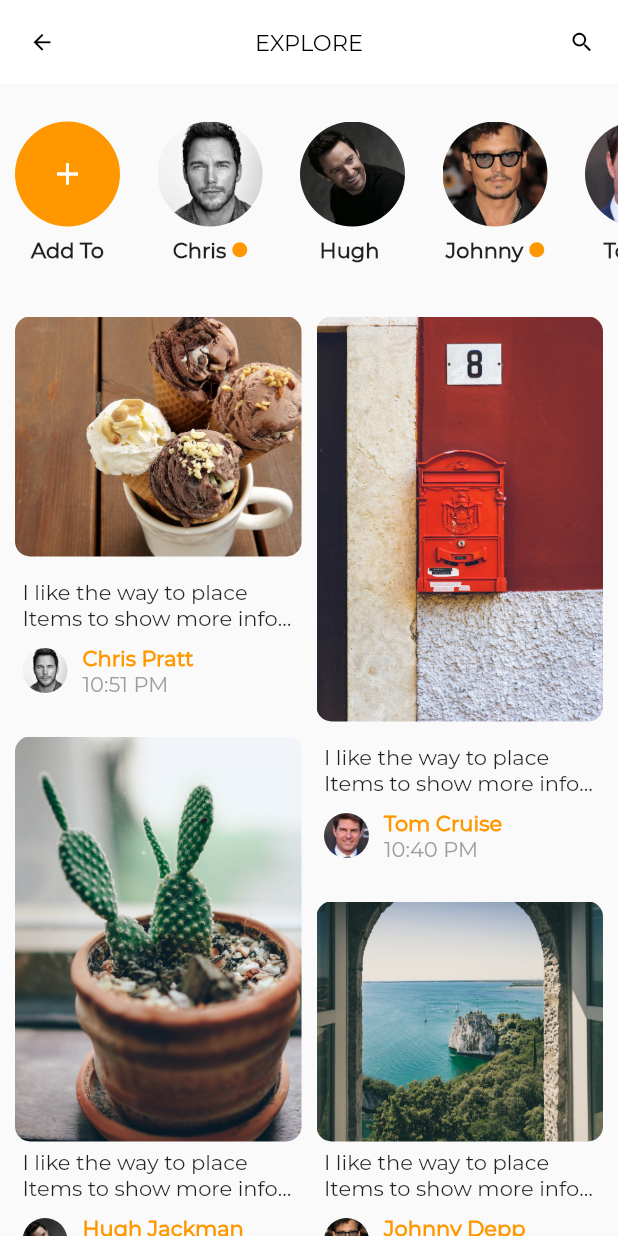
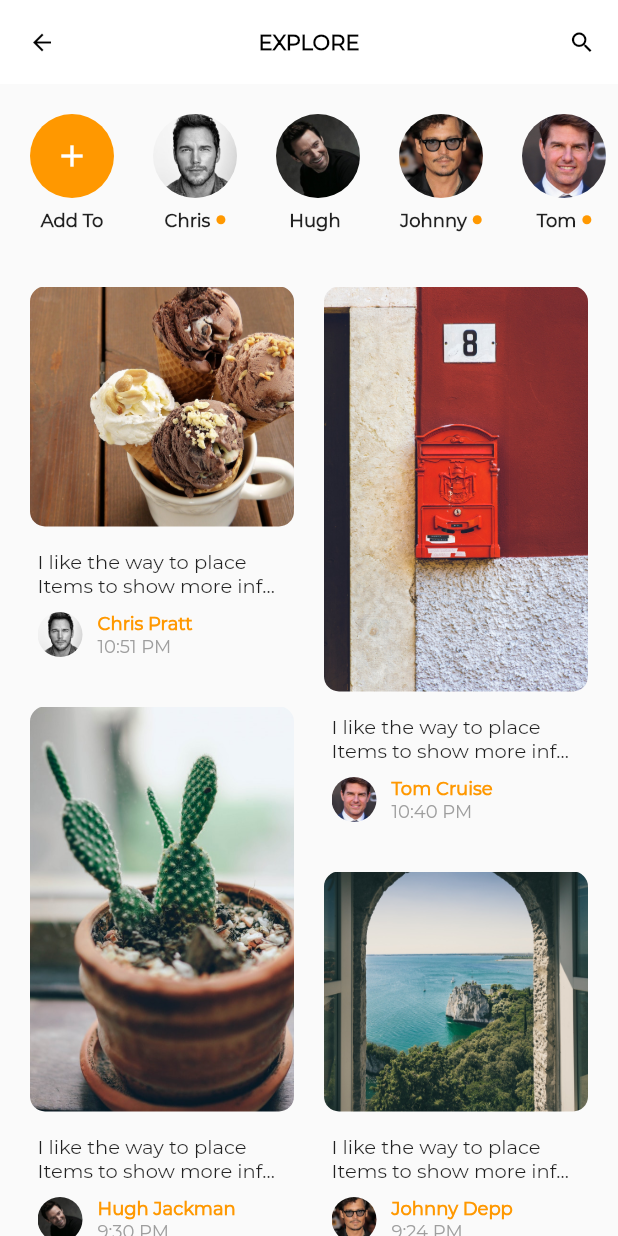
Before and after one commit to VLEIX/CleanDesigns, a Flutter app: the Minimal screen opened directly, on a phone screen of 412 x 824 dp. Run offline on Flutter 3.47's test engine with Material 2 defaults, Android fonts, the phone set to English and light mode, and no system bars; project files that could hold a hidden picture were left out.

Commit message:
new measures

```diff
--- a/lib/minimal.dart
+++ b/lib/minimal.dart
@@ -15,7 +15,8 @@ class _MinimalState extends State<Minimal> {
         title: Text('EXPLORE',
             style: TextStyle(
               fontFamily: 'Montserrat',
-              fontSize: 15.0,
+              fontSize: 14.0,
+              fontWeight: FontWeight.w600,
               color: Colors.black,
             )),
         centerTitle: true,
@@ -23,7 +24,7 @@ class _MinimalState extends State<Minimal> {
           icon: Icon(Icons.arrow_back),
           tooltip: 'Back',
           color: Colors.black,
-          iconSize: 17.0,
+          iconSize: 18.0,
           onPressed: () {
             Navigator.pop(context);
           },
@@ -33,28 +34,28 @@ class _MinimalState extends State<Minimal> {
             icon: Icon(Icons.search),
             tooltip: 'Search',
             color: Colors.black,
-            iconSize: 17.0,
+            iconSize: 18.0,
             onPressed: () {},
           ),
         ],
       ),
       body: ListView(
-        padding: EdgeInsets.only(top: 15.0, bottom: 15.0),
+        padding: EdgeInsets.only(top: 20.0, bottom: 20.0),
         children: <Widget>[
           Container(
-            height: 125.0,
+            height: 100.0,
             width: double.infinity,
             child: ListView(
+              padding: EdgeInsets.only(left: 20.0, right: 20.0),
               scrollDirection: Axis.horizontal,
-              padding: EdgeInsets.all(10.0),
               children: <Widget>[
                 Column(
                   children: <Widget>[
                     Container(
-                      height: 70.0,
-                      width: 70.0,
+                      height: 56.0,
+                      width: 56.0,
                       decoration: BoxDecoration(
-                        borderRadius: BorderRadius.circular(35.0),
+                        borderRadius: BorderRadius.circular(28.0),
                         color: Colors.orange,
                       ),
                       child: IconButton(
@@ -70,14 +71,14 @@ class _MinimalState extends State<Minimal> {
                       'Add To',
                       style: TextStyle(
                         fontFamily: 'Montserrat',
-                        fontSize: 14.0,
+                        fontSize: 12.0,
                         fontWeight: FontWeight.w600,
                       ),
                     )
                   ],
                 ),
                 SizedBox(
-                  width: 25.0,
+                  width: 26.0,
                 ),
                 listItem(
                   'images/chris.jpg',
@@ -85,7 +86,7 @@ class _MinimalState extends State<Minimal> {
                   true,
                 ),
                 SizedBox(
-                  width: 25.0,
+                  width: 26.0,
                 ),
                 listItem(
                   'images/hugh.jpg',
@@ -93,7 +94,7 @@ class _MinimalState extends State<Minimal> {
                   false,
                 ),
                 SizedBox(
-                  width: 25.0,
+                  width: 26.0,
                 ),
                 listItem(
                   'images/johnnydepp.jpg',
@@ -101,7 +102,7 @@ class _MinimalState extends State<Minimal> {
                   true,
                 ),
                 SizedBox(
-                  width: 25.0,
+                  width: 26.0,
                 ),
                 listItem(
                   'images/tomcruise.jpg',
@@ -132,6 +133,9 @@ class _MinimalState extends State<Minimal> {
             'Tom Cruise',
             '10:40 PM',
             'I like the way to place Items to show more information',
+          ),
+          SizedBox(
+            height: 10.0,
           ),
           thirdStyleRow(
             'images/hugh.jpg',
@@ -165,6 +169,9 @@ class _MinimalState extends State<Minimal> {
             '10:40 PM',
             'I like the way to place Items to show more information',
           ),
+          SizedBox(
+            height: 10.0,
+          ),
           thirdStyleRow(
             'images/hugh.jpg',
             'Hugh Jackman',
@@ -197,6 +204,9 @@ class _MinimalState extends State<Minimal> {
             '10:40 PM',
             'I like the way to place Items to show more information',
           ),
+          SizedBox(
+            height: 10.0,
+          ),
           thirdStyleRow(
             'images/hugh.jpg',
             'Hugh Jackman',
@@ -216,10 +226,10 @@ class _MinimalState extends State<Minimal> {
     return Column(
       children: <Widget>[
         Container(
-          height: 70.0,
-          width: 70.0,
+          height: 56.0,
+          width: 56.0,
           decoration: BoxDecoration(
-            borderRadius: BorderRadius.circular(35.0),
+            borderRadius: BorderRadius.circular(28.0),
             image: DecorationImage(
               image: AssetImage(imgPath),
               fit: BoxFit.cover,
@@ -235,7 +245,7 @@ class _MinimalState extends State<Minimal> {
               name,
               style: TextStyle(
                 fontFamily: 'Montserrat',
-                fontSize: 14.0,
+                fontSize: 12.0,
                 fontWeight: FontWeight.w600,
               ),
             ),
@@ -244,10 +254,10 @@ class _MinimalState extends State<Minimal> {
             ),
             available
                 ? Container(
-                    height: 10.0,
-                    width: 10.0,
+                    height: 6.0,
+                    width: 6.0,
                     decoration: BoxDecoration(
-                      borderRadius: BorderRadius.circular(5.0),
+                      borderRadius: BorderRadius.circular(3.0),
                       color: Colors.orange,
                     ),
                   )
@@ -272,6 +282,7 @@ class _MinimalState extends State<Minimal> {
             maxLines: 2,
             style: TextStyle(
               fontFamily: 'Montserrat',
+              fontSize: 13.0,
             ),
           ),
           SizedBox(
@@ -300,7 +311,7 @@ class _MinimalState extends State<Minimal> {
                     textAlign: TextAlign.left,
                     style: TextStyle(
                       fontFamily: 'Montserrat',
-                      fontSize: 14.0,
+                      fontSize: 12.0,
                       fontWeight: FontWeight.w600,
                       color: Colors.orange,
                     ),
@@ -310,6 +321,7 @@ class _MinimalState extends State<Minimal> {
                     textAlign: TextAlign.left,
                     style: TextStyle(
                       fontFamily: 'Montserrat',
+                      fontSize: 12.0,
                       color: Colors.grey,
                     ),
                   )
@@ -338,10 +350,7 @@ class _MinimalState extends State<Minimal> {
   Widget firstStyleRow(String imgPath1, String imgPath2, String imgAvatar,
       String name, String hour, String description) {
     return Container(
-      padding: EdgeInsets.only(
-        left: 10.0,
-        right: 10.0,
-      ),
+      padding: EdgeInsets.only(left: 20.0, right: 20.0),
       child: Row(
         children: <Widget>[
           Flexible(
@@ -367,7 +376,7 @@ class _MinimalState extends State<Minimal> {
             ),
           ),
           SizedBox(
-            width: 10.0,
+            width: 20.0,
           ),
           Flexible(
             flex: 1,
@@ -384,10 +393,7 @@ class _MinimalState extends State<Minimal> {
   Widget secondStyleRow(String imgPath1, String imgPath2, String imgAvatar,
       String name, String hour, String description) {
     return Container(
-      padding: EdgeInsets.only(
-        left: 10.0,
-        right: 10.0,
-      ),
+      padding: EdgeInsets.only(left: 20.0, right: 20.0),
       child: Row(
         children: <Widget>[
           Flexible(
@@ -398,7 +404,7 @@ class _MinimalState extends State<Minimal> {
             ),
           ),
           SizedBox(
-            width: 10.0,
+            width: 20.0,
           ),
           Flexible(
             flex: 1,
@@ -437,10 +443,7 @@ class _MinimalState extends State<Minimal> {
       String hour2,
       String description2) {
     return Container(
-      padding: EdgeInsets.only(
-        left: 10.0,
-        right: 10.0,
-      ),
+      padding: EdgeInsets.only(left: 20.0, right: 20.0),
       child: Row(
         children: <Widget>[
           Flexible(
@@ -448,7 +451,7 @@ class _MinimalState extends State<Minimal> {
             child: infoUser(imgAvatar1, name1, hour1, description1),
           ),
           SizedBox(
-            width: 10.0,
+            width: 20.0,
           ),
           Flexible(
             flex: 1,
```
